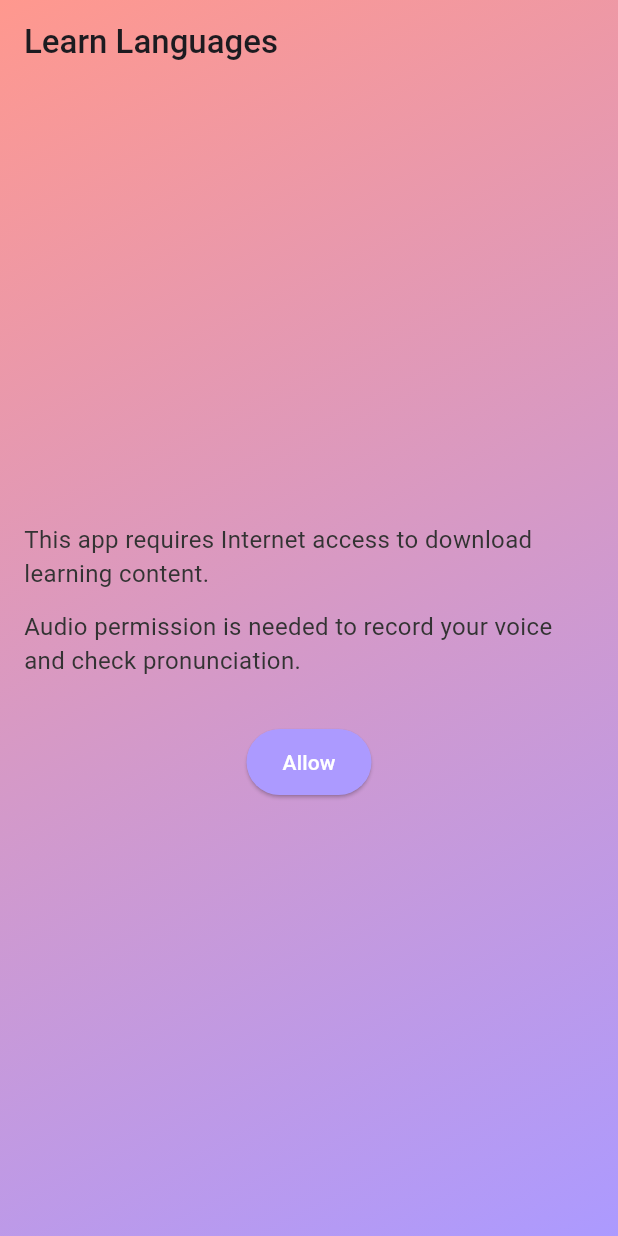
After one commit to torshinrg/learn_languages, a Flutter app: the PermissionRequestScreen screen opened directly, on a phone screen of 412 x 824 dp. The commit adds this screen. Run offline on Flutter 3.47's test engine with Material 3 defaults, Android fonts, the phone set to English and light mode, and no system bars; our stand-ins replace audioplayers, flutter_local_notifications, get_it, just_audio, permission_handler, shared_preferences and 3 more; missing offline and left inert: receive_sharing_intent, record, whisper_ggml; accounts and stored records are empty; generated files the repository leaves out were written again; statements that could not run were skipped.

Commit message:
Add permission request screen

```diff
--- a/lib/presentation/screens/onboarding_screen.dart
+++ b/lib/presentation/screens/onboarding_screen.dart
@@ -5,8 +5,7 @@ import 'package:provider/provider.dart';
 import '../../core/app_language.dart';
 import '../providers/settings_provider.dart';
 import 'package:flutter_gen/gen_l10n/app_localizations.dart';
-import 'package:learn_languages/presentation/screens/home_screen.dart';
-import 'package:learn_languages/presentation/providers/settings_provider.dart';
+import 'permission_request_screen.dart';
 
 class OnboardingScreen extends StatefulWidget {
   const OnboardingScreen({Key? key}) : super(key: key);
@@ -53,9 +52,9 @@ class _OnboardingScreenState extends State<OnboardingScreen> {
     settings.setLearningLanguages(_selectedLearning);
     settings.setDailyCount(count);
 
-    // После сохранения переходим в HomeScreen (заменяем маршрут)
+    // After saving, show permission request screen
     Navigator.of(context).pushReplacement(
-      MaterialPageRoute(builder: (_) => const InitialEntryRedirect()),
+      MaterialPageRoute(builder: (_) => const PermissionRequestScreen()),
     );
   }
 
--- /dev/null
+++ b/lib/presentation/screens/permission_request_screen.dart
@@ -0,0 +1,50 @@
+import 'package:flutter/material.dart';
+import 'package:permission_handler/permission_handler.dart';
+import 'package:flutter_gen/gen_l10n/app_localizations.dart';
+
+import 'onboarding_screen.dart';
+
+class PermissionRequestScreen extends StatelessWidget {
+  const PermissionRequestScreen({Key? key}) : super(key: key);
+
+  Future<void> _requestPermissions(BuildContext context) async {
+    if (await Permission.microphone.isDenied) {
+      await Permission.microphone.request();
+    }
+    // Internet permission is granted at install time.
+    Navigator.of(context).pushReplacement(
+      MaterialPageRoute(builder: (_) => const InitialEntryRedirect()),
+    );
+  }
+
+  @override
+  Widget build(BuildContext context) {
+    final loc = AppLocalizations.of(context)!;
+    return Scaffold(
+      appBar: AppBar(title: Text(loc.appTitle)),
+      body: Padding(
+        padding: const EdgeInsets.all(16),
+        child: Column(
+          mainAxisAlignment: MainAxisAlignment.center,
+          crossAxisAlignment: CrossAxisAlignment.start,
+          children: [
+            Text(
+              'This app requires Internet access to download learning content.',
+            ),
+            const SizedBox(height: 12),
+            Text(
+              'Audio permission is needed to record your voice and check pronunciation.',
+            ),
+            const SizedBox(height: 32),
+            Center(
+              child: ElevatedButton(
+                onPressed: () => _requestPermissions(context),
+                child: const Text('Allow'),
+              ),
+            ),
+          ],
+        ),
+      ),
+    );
+  }
+}
```
